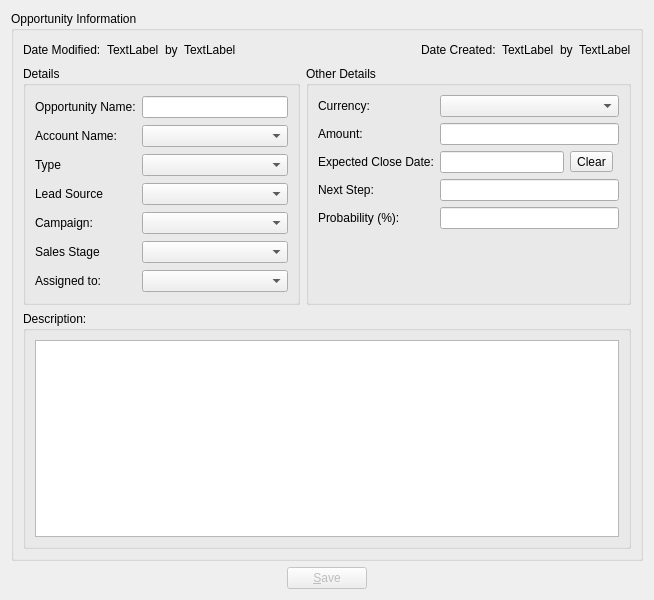
First picture: the form in client/src/opportunitydetails.ui, repository KDAB/FatCRM, before the edit.
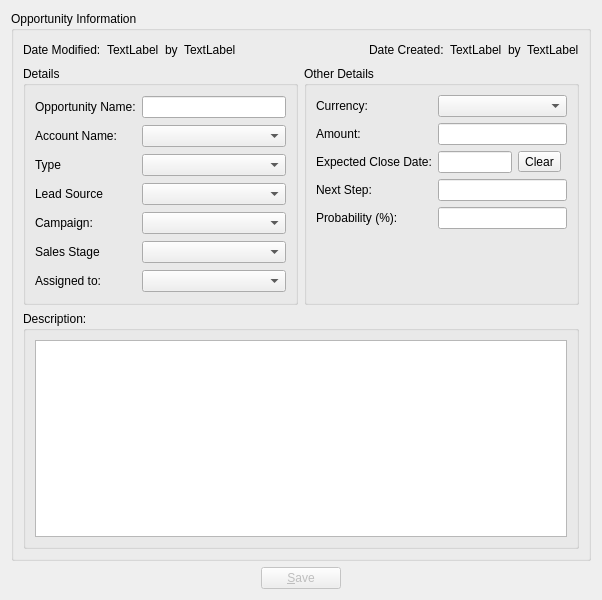
Second picture: the form after the edit.

Commit message: ui adjustments - fixes FATCRM-27

The edit to the form file:
```diff
--- a/client/src/opportunitydetails.ui
+++ b/client/src/opportunitydetails.ui
@@ -97,6 +97,12 @@
        <layout class="QHBoxLayout" name="horizontalLayout_3">
         <item>
          <widget class="QGroupBox" name="detailsBox">
+          <property name="minimumSize">
+           <size>
+            <width>275</width>
+            <height>0</height>
+           </size>
+          </property>
           <property name="title">
            <string>Details</string>
           </property>
@@ -348,6 +354,12 @@
         </item>
         <item>
          <widget class="QGroupBox" name="otherDetailsBox">
+          <property name="minimumSize">
+           <size>
+            <width>275</width>
+            <height>0</height>
+           </size>
+          </property>
           <property name="title">
            <string>Other Details</string>
           </property>
```
The commit also changes 4 other files.
